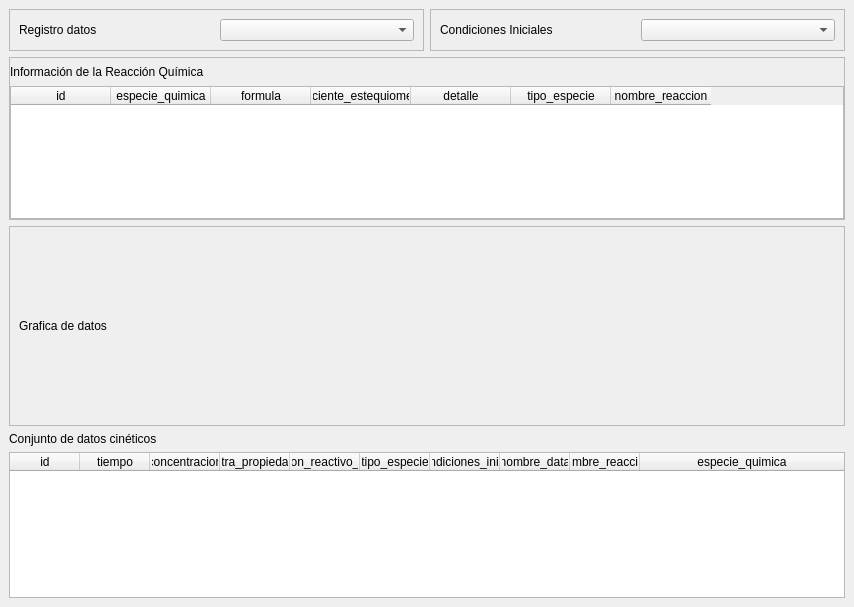
Qt form panel_data_analisis_alterno.ui (JuandresPUCE/tesis_pyqt_sqlite) before a commit.
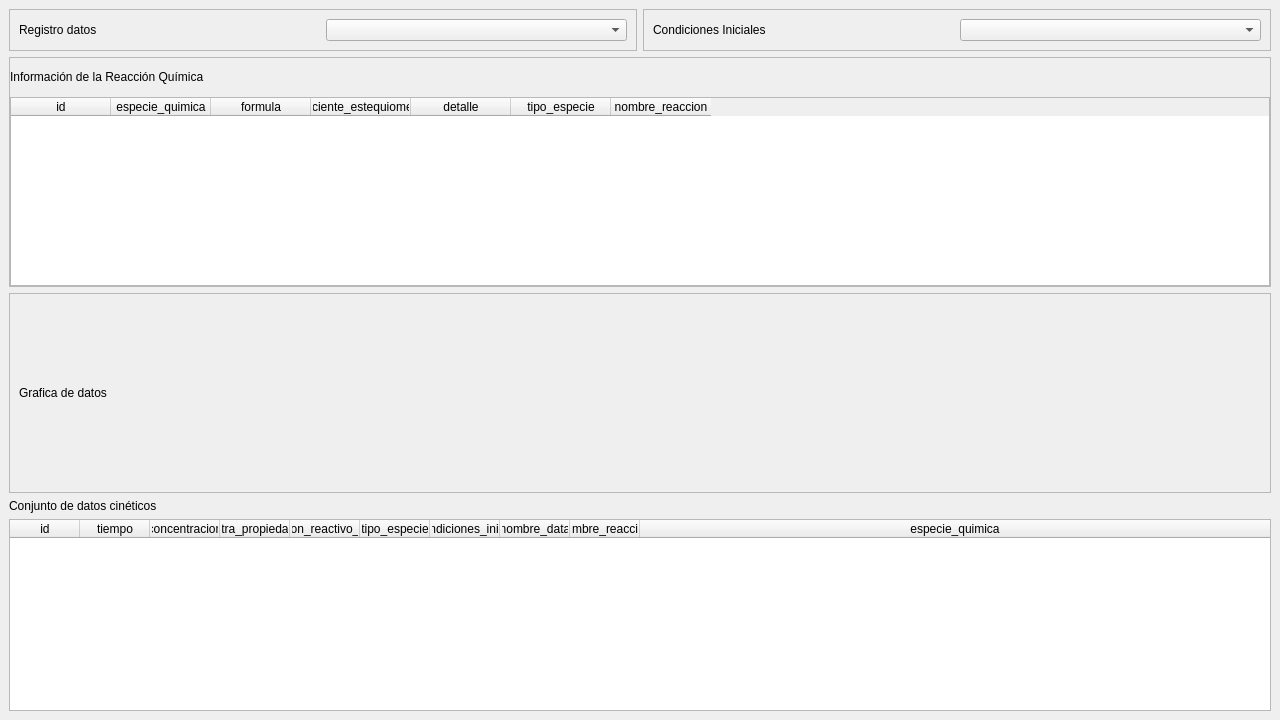
The same form after that commit.

```diff
--- a/panel_data_analisis_alterno.ui
+++ b/panel_data_analisis_alterno.ui
@@ -6,8 +6,8 @@
    <rect>
     <x>0</x>
     <y>0</y>
-    <width>854</width>
-    <height>607</height>
+    <width>1280</width>
+    <height>720</height>
    </rect>
   </property>
   <property name="windowTitle">
```
